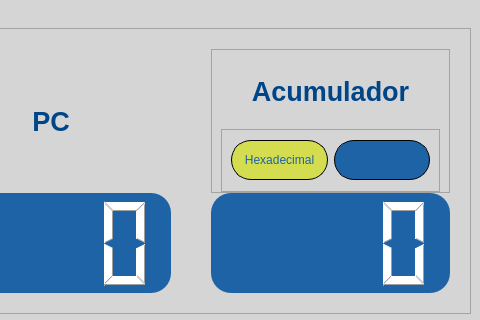
JoaoVitorBranco/BIPy, file src/GUI/MainPage_alt.ui: the form before one commit; both pictures show x 378 to 858 and y 0 to 320 of the 858 by 748 pixel window.
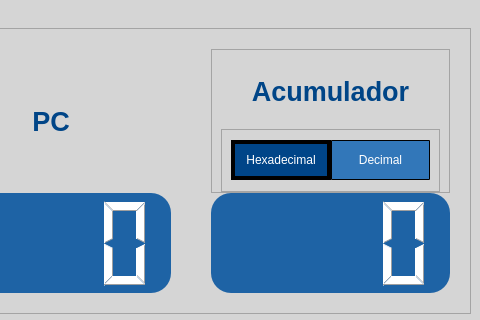
The form after the commit. Icons and pictures are not drawn.

Commit message: melhoria nos botões do acc

Patch:
```diff
--- a/src/GUI/MainPage_alt.ui
+++ b/src/GUI/MainPage_alt.ui
@@ -359,10 +359,9 @@
            <widget class="QFrame" name="frame_5">
             <property name="styleSheet">
              <string notr="true">QPushButton{
-	color:rgb(30, 99, 165);
-	background-color:rgb(212, 221, 80);
 	border: 2px solid #000;
-	border-width: 0.5%;
+	border-width: 4%;
+	border-radius: 1%;
 }</string>
             </property>
             <property name="frameShape">
@@ -372,6 +371,9 @@
              <enum>QFrame::Raised</enum>
             </property>
             <layout class="QHBoxLayout" name="horizontalLayout">
+             <property name="spacing">
+              <number>0</number>
+             </property>
              <item>
               <widget class="QPushButton" name="pushButton_3">
                <property name="minimumSize">
@@ -394,11 +396,14 @@
                 </size>
                </property>
                <property name="styleSheet">
-                <string notr="true">QPushButton{background-color:rgb(30, 99, 165);}</string>
+                <string notr="true">QPushButton{background-color:rgb(50, 119, 185);border-width:0.5%}</string>
                </property>
                <property name="text">
                 <string>Decimal</string>
                </property>
+               <property name="flat">
+                <bool>false</bool>
+               </property>
               </widget>
              </item>
             </layout>
```
The commit also changes 1 other file.
